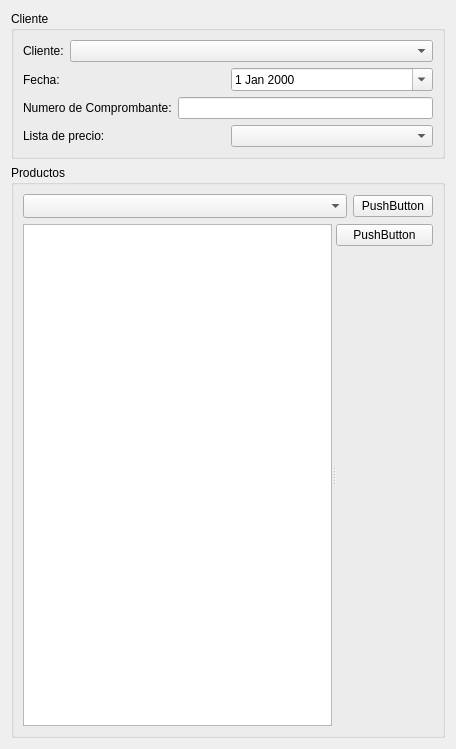
Old version of the form trunk/plugins/ventas/FormAgregarVentaBase.ui in the repository chungote/gestotux.
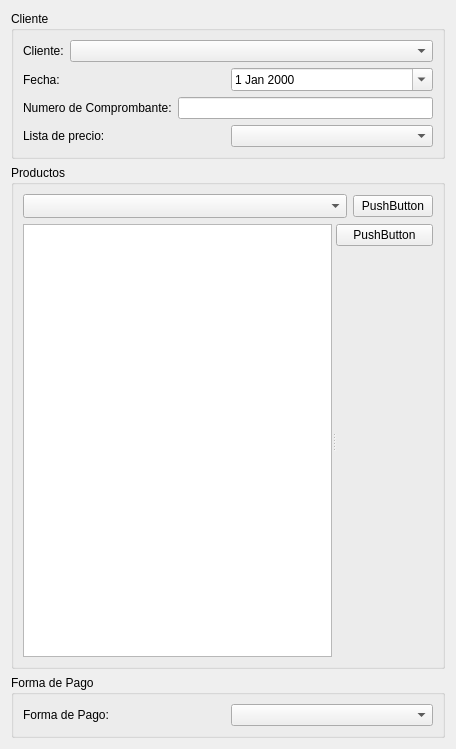
New version of the form.

What changed in the file:
```diff
--- a/trunk/plugins/ventas/FormAgregarVentaBase.ui
+++ b/trunk/plugins/ventas/FormAgregarVentaBase.ui
@@ -13,7 +13,7 @@
   <property name="windowTitle">
    <string>Form</string>
   </property>
-  <layout class="QVBoxLayout" name="verticalLayout_4">
+  <layout class="QVBoxLayout" name="verticalLayout_5">
    <item>
     <widget class="QGroupBox" name="GBCliente">
      <property name="sizePolicy">
@@ -183,6 +183,29 @@
      </layout>
     </widget>
    </item>
+   <item>
+    <widget class="QGroupBox" name="GBFormaPago">
+     <property name="title">
+      <string>Forma de Pago</string>
+     </property>
+     <layout class="QVBoxLayout" name="verticalLayout_4">
+      <item>
+       <layout class="QHBoxLayout" name="horizontalLayout_4">
+        <item>
+         <widget class="QLabel" name="label_5">
+          <property name="text">
+           <string>Forma de Pago:</string>
+          </property>
+         </widget>
+        </item>
+        <item>
+         <widget class="QComboBox" name="CBFormaPago"/>
+        </item>
+       </layout>
+      </item>
+     </layout>
+    </widget>
+   </item>
   </layout>
  </widget>
  <resources/>
```
